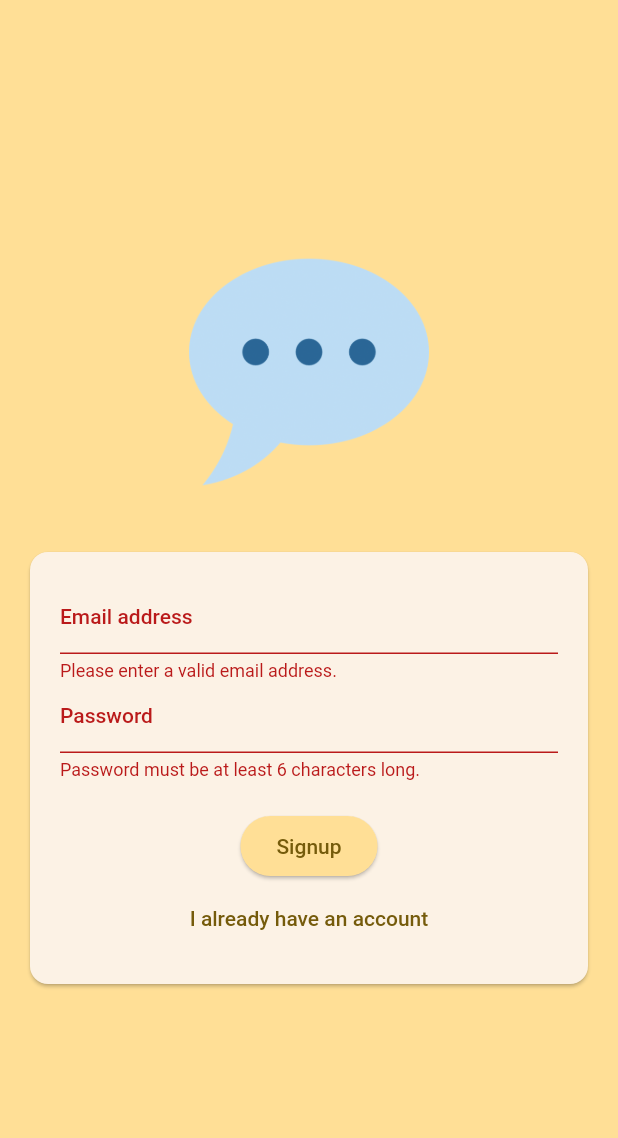
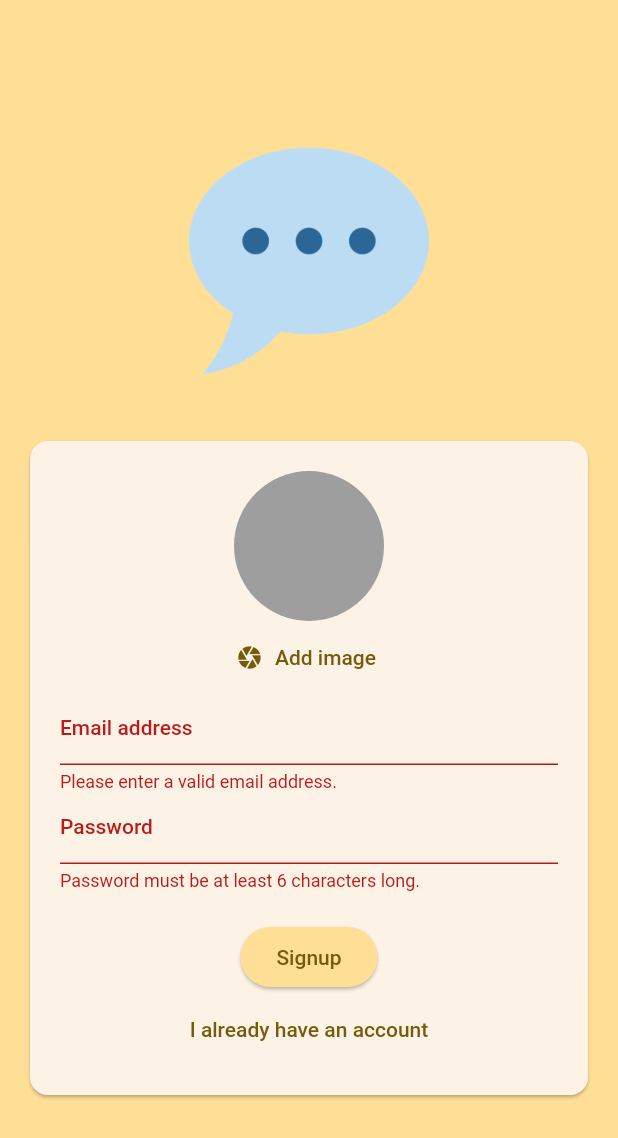
Before and after one commit to elianaferreira/chat_app, a Flutter app: the screen it shows after launch, after a tap on "Login", after a tap on "Create an account", on a phone screen of 412 x 824 dp. Shown: the top 1138 px of the screen. Run offline on Flutter 3.47's test engine with Material 2 defaults, Android fonts, the phone set to English and light mode, and no system bars; our stand-ins replace email_validator, firebase_auth, firebase_core, firebase_storage, image_picker; accounts and stored records are empty.

Commit message:
added the image picker fort user avatar

```diff
--- a/lib/screens/auth.dart
+++ b/lib/screens/auth.dart
@@ -1,8 +1,12 @@
+import 'dart:io';
+
+import 'package:flutter/material.dart';
 import 'package:email_validator/email_validator.dart';
 import 'package:firebase_auth/firebase_auth.dart';
-import 'package:flutter/material.dart';
+import 'package:firebase_storage/firebase_storage.dart';
 
 import 'package:chat_app/utils/dimens.dart';
+import 'package:chat_app/widgets/user_image_picker.dart';
 
 final _firebase = FirebaseAuth.instance;
 
@@ -19,12 +23,13 @@ class _AuthState extends State<AuthScreen> {
   final _formKey = GlobalKey<FormState>();
   String _enteredEmail = '';
   String _enteredPasword = '';
+  File? _selectedImage;
   bool _isLoginMode = true;
 
   void _submit() async {
     final isValidForm = _formKey.currentState!.validate();
 
-    if (!isValidForm) return;
+    if (!isValidForm || (!_isLoginMode && _selectedImage == null)) return;
 
     _formKey.currentState!.save();
     try {
@@ -32,8 +37,16 @@ class _AuthState extends State<AuthScreen> {
         await _firebase.signInWithEmailAndPassword(
             email: _enteredEmail, password: _enteredPasword);
       } else {
-        await _firebase.createUserWithEmailAndPassword(
+        final userCredentials = await _firebase.createUserWithEmailAndPassword(
             email: _enteredEmail, password: _enteredPasword);
+        //upload image
+        final storageRef = FirebaseStorage.instance
+            .ref()
+            .child('user_images')
+            .child('${userCredentials.user!.uid}.jpg');
+        await storageRef.putFile(_selectedImage!);
+        String imageUrl = await storageRef.getDownloadURL();
+        print(imageUrl);
       }
     } on FirebaseAuthException catch (err) {
       ScaffoldMessenger.of(context).clearSnackBars();
@@ -65,6 +78,12 @@ class _AuthState extends State<AuthScreen> {
                       child: Column(
                         mainAxisSize: MainAxisSize.min,
                         children: [
+                          if (!_isLoginMode)
+                            UserImagePickerScreen(
+                              onPickImage: (pickedImage) {
+                                _selectedImage = pickedImage;
+                              },
+                            ),
                           TextFormField(
                             decoration: const InputDecoration(
                                 label: Text('Email address')),
--- a/lib/utils/dimens.dart
+++ b/lib/utils/dimens.dart
@@ -1,4 +1,6 @@
 class Dimens {
   static const double padding = 20;
   static const double logoSize = 200;
+  static const double avatarRadius = 50;
+  static const double avatarSize = 150;
 }
--- /dev/null
+++ b/lib/widgets/user_image_picker.dart
@@ -0,0 +1,55 @@
+import 'dart:io';
+
+import 'package:flutter/material.dart';
+import 'package:image_picker/image_picker.dart';
+
+import 'package:chat_app/utils/dimens.dart';
+
+class UserImagePickerScreen extends StatefulWidget {
+  const UserImagePickerScreen({super.key, required this.onPickImage});
+
+  final void Function(File pickedImage) onPickImage;
+
+  @override
+  State<UserImagePickerScreen> createState() {
+    return _UserImagePickerState();
+  }
+}
+
+class _UserImagePickerState extends State<UserImagePickerScreen> {
+  File? _pickedImage;
+
+  void _pickImage() async {
+    final pickedImage = await ImagePicker().pickImage(
+        source: ImageSource.camera,
+        imageQuality: 50,
+        maxWidth: Dimens.avatarSize);
+
+    if (pickedImage == null) return;
+    setState(() {
+      _pickedImage = File(pickedImage.path);
+    });
+    widget.onPickImage(_pickedImage!);
+  }
+
+  @override
+  Widget build(BuildContext context) {
+    return Column(
+      children: [
+        CircleAvatar(
+          radius: Dimens.avatarRadius,
+          backgroundColor: Colors.grey,
+          foregroundImage:
+              _pickedImage != null ? FileImage(_pickedImage!) : null,
+        ),
+        TextButton.icon(
+            onPressed: _pickImage,
+            icon: const Icon(Icons.camera),
+            label: Text(
+              'Add image',
+              style: TextStyle(color: Theme.of(context).colorScheme.primary),
+            ))
+      ],
+    );
+  }
+}
--- a/pubspec.yaml
+++ b/pubspec.yaml
@@ -37,6 +37,8 @@ dependencies:
   email_validator: ^2.1.17
   firebase_core: ^2.14.0
   firebase_auth: ^4.6.3
+  firebase_storage: ^11.2.4
+  image_picker: ^1.0.0
 
 dev_dependencies:
   flutter_test:
```
Also changed, not shown: pubspec.lock, 6 other files.
